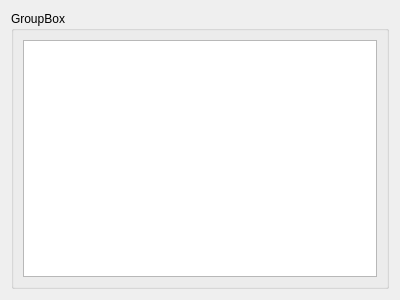
Before: the Qt Designer form src/ros2_components/GUI/EntityWidget.ui in firesurfer/ros2_components, drawn with Qt 5.
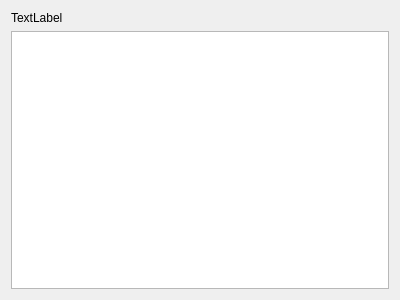
After: the same form once the commit is applied.

Commit message: fix in entity widgets

Diff of the .ui file:
```diff
--- a/src/ros2_components/GUI/EntityWidget.ui
+++ b/src/ros2_components/GUI/EntityWidget.ui
@@ -15,20 +15,22 @@
   </property>
   <layout class="QHBoxLayout" name="horizontalLayout">
    <item>
-    <widget class="QGroupBox" name="groupBox">
-     <property name="title">
-      <string>GroupBox</string>
-     </property>
-     <layout class="QVBoxLayout" name="verticalLayout_2">
+    <layout class="QVBoxLayout" name="verticalLayout_3">
       <item>
        <layout class="QVBoxLayout" name="verticalLayout">
         <item>
-         <widget class="QTableView" name="tableView"/>
-        </item>
-       </layout>
-      </item>
-     </layout>
-    </widget>
+        <widget class="QLabel" name="label">
+         <property name="text">
+          <string>TextLabel</string>
+         </property>
+        </widget>
+       </item>
+       <item>
+        <widget class="QTableView" name="tableView"/>
+       </item>
+      </layout>
+     </item>
+    </layout>
    </item>
   </layout>
  </widget>
```
Lines whose indentation alone changed are shown as unchanged. The commit also changes 1 other file.
